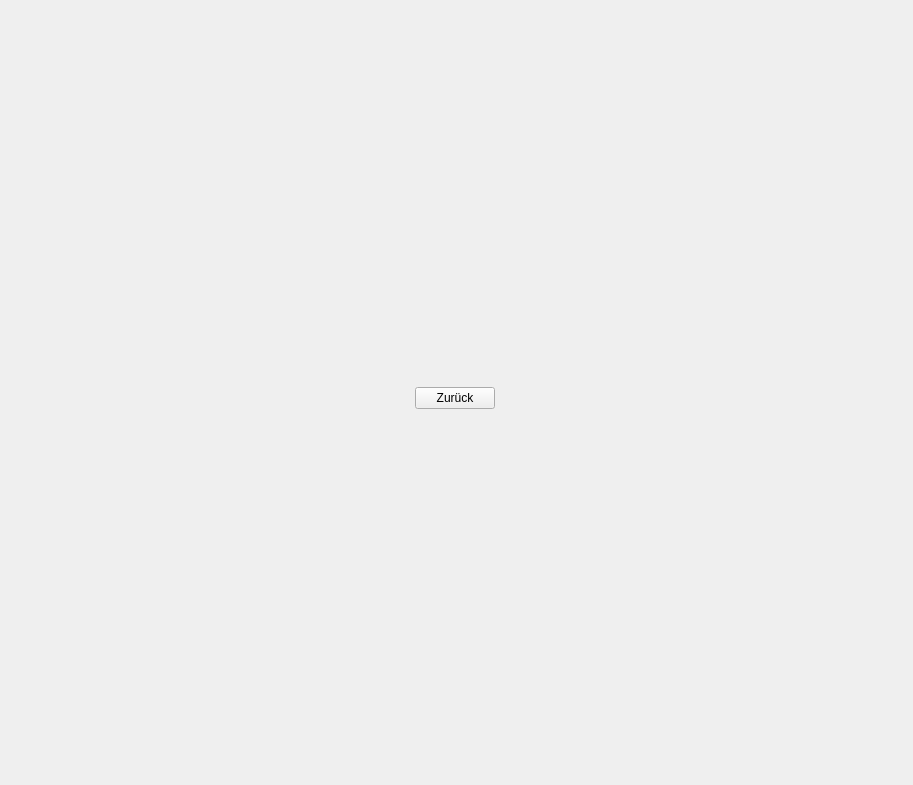
Old version of the form ui/PasswordGeneratorWidget.ui in the repository JulWit/PasswordManager.
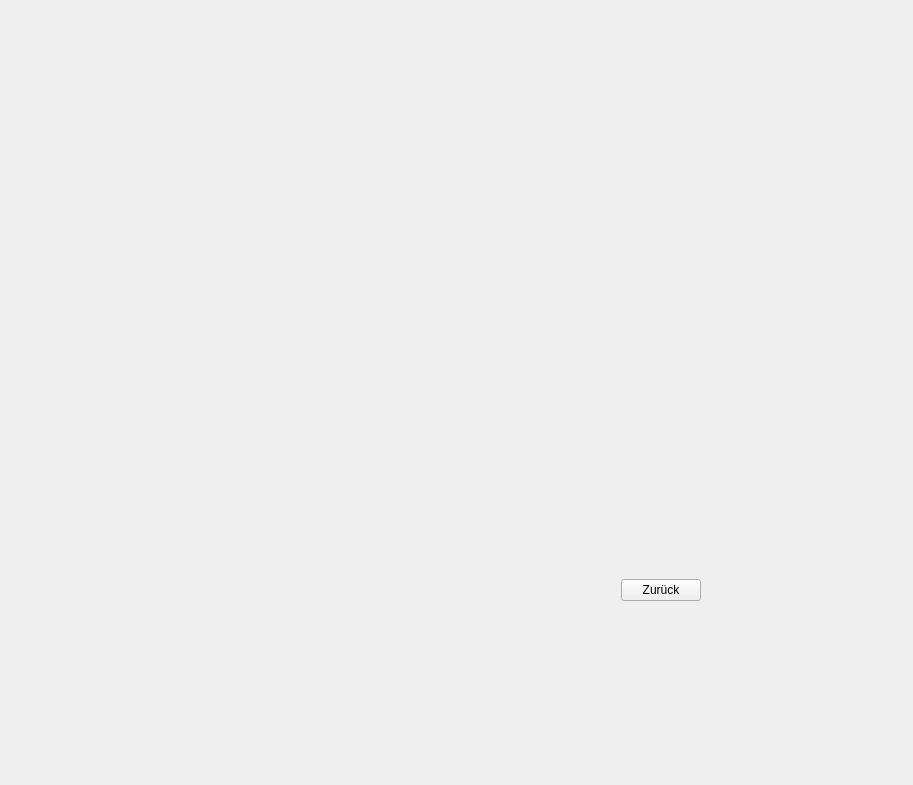
New version of the form. Custom widgets are drawn as their Qt base class.

Patch:
```diff
--- a/ui/PasswordGeneratorWidget.ui
+++ b/ui/PasswordGeneratorWidget.ui
@@ -16,7 +16,7 @@
   <property name="autoFillBackground">
    <bool>true</bool>
   </property>
-  <layout class="QGridLayout" name="gridLayout">
+  <layout class="QGridLayout" name="gridLayout" rowstretch="1,3,1" columnstretch="1,3,1">
    <item row="1" column="1">
     <widget class="QFrame" name="PasswiordGenerator">
      <property name="autoFillBackground">
```
